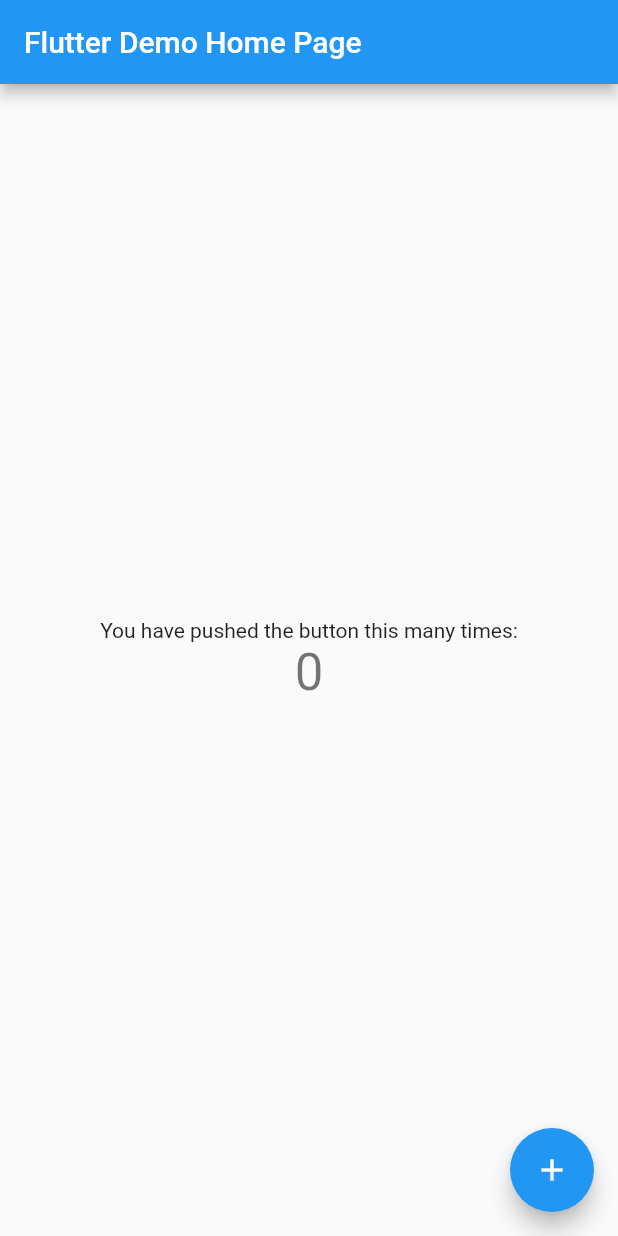
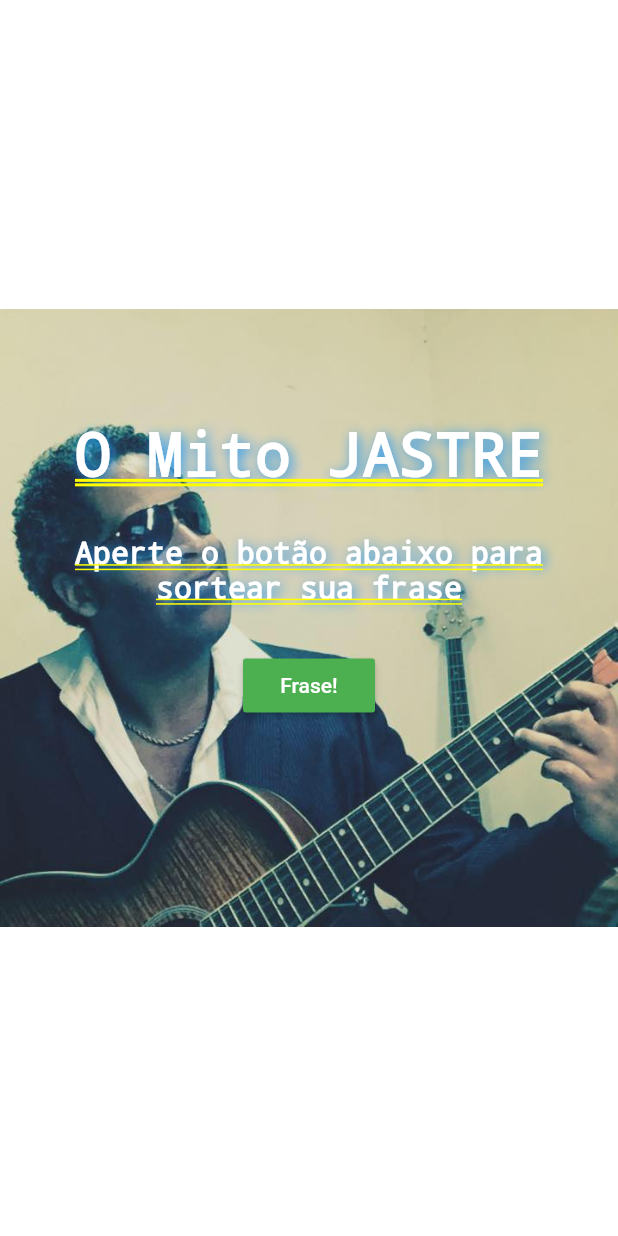
Before and after one commit to ariel-santos/the_god, a Flutter app: the screen it shows after launch, on a phone screen of 412 x 824 dp. Run offline on Flutter 3.47's test engine with Material 2 defaults, Android fonts, the phone set to English and light mode, and no system bars.

Commit message:
+create flutter app and customize

```diff
--- a/lib/main.dart
+++ b/lib/main.dart
@@ -1,111 +1,123 @@
+import 'dart:math';
+
 import 'package:flutter/material.dart';
 
-void main() => runApp(MyApp());
-
-class MyApp extends StatelessWidget {
-  // This widget is the root of your application.
-  @override
-  Widget build(BuildContext context) {
-    return MaterialApp(
-      title: 'Flutter Demo',
-      theme: ThemeData(
-        // This is the theme of your application.
-        //
-        // Try running your application with "flutter run". You'll see the
-        // application has a blue toolbar. Then, without quitting the app, try
-        // changing the primarySwatch below to Colors.green and then invoke
-        // "hot reload" (press "r" in the console where you ran "flutter run",
-        // or simply save your changes to "hot reload" in a Flutter IDE).
-        // Notice that the counter didn't reset back to zero; the application
-        // is not restarted.
-        primarySwatch: Colors.blue,
-      ),
-      home: MyHomePage(title: 'Flutter Demo Home Page'),
-    );
-  }
+void main() {
+    runApp( new MaterialApp(
+        title: 'The God',
+        home: Home()
+    ));
 }
 
-class MyHomePage extends StatefulWidget {
-  MyHomePage({Key key, this.title}) : super(key: key);
-
-  // This widget is the home page of your application. It is stateful, meaning
-  // that it has a State object (defined below) that contains fields that affect
-  // how it looks.
-
-  // This class is the configuration for the state. It holds the values (in this
-  // case the title) provided by the parent (in this case the App widget) and
-  // used by the build method of the State. Fields in a Widget subclass are
-  // always marked "final".
-
-  final String title;
-
+class Home extends StatefulWidget {
     @override
-  _MyHomePageState createState() => _MyHomePageState();
+    _HomeState createState() =>  _HomeState();
 }
 
-class _MyHomePageState extends State<MyHomePage> {
-  int _counter = 0;
+class _HomeState extends State<Home> {
+    List<String> phrases = [
+        "Gostei do tutorial, ",
+        "Estou iniciando com React ",
+        "Não sei qual a principal diferença pro Angular ",
+        "Gosto muito da forma do React para desenvolver. ",
+        "Parabéns xará",
+        "Hello world",
+    ];
+    String actualMessage = "";
+    var rng = new Random();
 
-  void _incrementCounter() {
+    void changeMessage () {
         setState(() {
-      // This call to setState tells the Flutter framework that something has
-      // changed in this State, which causes it to rerun the build method below
-      // so that the display can reflect the updated values. If we changed
-      // _counter without calling setState(), then the build method would not be
-      // called again, and so nothing would appear to happen.
-      _counter++;
+            actualMessage = phrases[rng.nextInt(6)];
         });
     }
 
     @override
     Widget build(BuildContext context) {
-    // This method is rerun every time setState is called, for instance as done
-    // by the _incrementCounter method above.
-    //
-    // The Flutter framework has been optimized to make rerunning build methods
-    // fast, so that you can just rebuild anything that needs updating rather
-    // than having to individually change instances of widgets.
-    return Scaffold(
-      appBar: AppBar(
-        // Here we take the value from the MyHomePage object that was created by
-        // the App.build method, and use it to set our appbar title.
-        title: Text(widget.title),
+        return Stack(
+            children: <Widget>[
+                Image.asset(
+                    "images/mito.jpg",
+                    height: 1000,
                 ),
-      body: Center(
-        // Center is a layout widget. It takes a single child and positions it
-        // in the middle of the parent.
-        child: Column(
-          // Column is also a layout widget. It takes a list of children and
-          // arranges them vertically. By default, it sizes itself to fit its
-          // children horizontally, and tries to be as tall as its parent.
-          //
-          // Invoke "debug painting" (press "p" in the console, choose the
-          // "Toggle Debug Paint" action from the Flutter Inspector in Android
-          // Studio, or the "Toggle Debug Paint" command in Visual Studio Code)
-          // to see the wireframe for each widget.
-          //
-          // Column has various properties to control how it sizes itself and
-          // how it positions its children. Here we use mainAxisAlignment to
-          // center the children vertically; the main axis here is the vertical
-          // axis because Columns are vertical (the cross axis would be
-          // horizontal).
+                Column(
                     mainAxisAlignment: MainAxisAlignment.center,
                     children: <Widget>[
-            Text(
-              'You have pushed the button this many times:',
+                        Center(
+                            child: Text(
+                                "O Mito JASTRE",
+                                style: TextStyle(
+                                    color: Colors.white,
+                                    fontSize: 40,
+                                    shadows: [
+                                        Shadow(
+                                            blurRadius: 10,
+                                            color: Colors.blue,
+                                            offset: Offset(2, 2),
                                         ),
-            Text(
-              '$_counter',
-              style: Theme.of(context).textTheme.display1,
+                                    ]
                                 ),
-          ],
+
                             ),
                         ),
-      floatingActionButton: FloatingActionButton(
-        onPressed: _incrementCounter,
-        tooltip: 'Increment',
-        child: Icon(Icons.add),
-      ), // This trailing comma makes auto-formatting nicer for build methods.
+                        Padding(
+                            padding: EdgeInsets.all(30),
+                            child: Center(
+                                child: Text(
+                                    "Aperte o botão abaixo para sortear sua frase",
+                                    style: TextStyle(
+                                        fontSize: 20,
+                                        color: Colors.white,
+                                        shadows: [
+                                        Shadow(
+                                            blurRadius: 10,
+                                            color: Colors.blue,
+                                            offset: Offset(2, 2),
+                                        ),
+                                    ]
+                                    ),
+                                    textAlign: TextAlign.center,
+                                )
+                            ),
+                        ),
+                        RaisedButton(
+                            color: Colors.green,
+                            child: Text(
+                                "Frase!",
+                                style: TextStyle( color: Colors.white ),
+                            ),
+                            onPressed: () {
+                                changeMessage();
+                            },
+                        ),
+                        Padding(
+                            padding: EdgeInsets.all(20),
+                            child: Center(
+                                child: Text(
+                                actualMessage,
+                                textAlign: TextAlign.center,
+                                style: TextStyle(
+                                    color: Colors.white,
+                                    fontSize: 20,
+                                    shadows: [
+                                        Shadow(
+                                            blurRadius: 10,
+                                            color: Colors.blue,
+                                            offset: Offset(2, 2),
+                                        ),
+                                        Shadow(
+                                            blurRadius: 10,
+                                            color: Colors.black,
+                                            offset: Offset(2, 2),
+                                        )
+                                    ]
+                                ),
+                            ),
+                            )
+                        )
+                    ],
+                )
+            ],
         );
     }
 }
--- a/pubspec.yaml
+++ b/pubspec.yaml
@@ -44,6 +44,8 @@ flutter:
   # assets:
   #  - images/a_dot_burr.jpeg
   #  - images/a_dot_ham.jpeg
+  assets:
+  - images/mito.jpg
 
   # An image asset can refer to one or more resolution-specific "variants", see
   # https://flutter.dev/assets-and-images/#resolution-aware.
```
Also changed, not shown: images/mito.jpg (added), 1 other file. Lines whose indentation alone changed are shown as unchanged.
